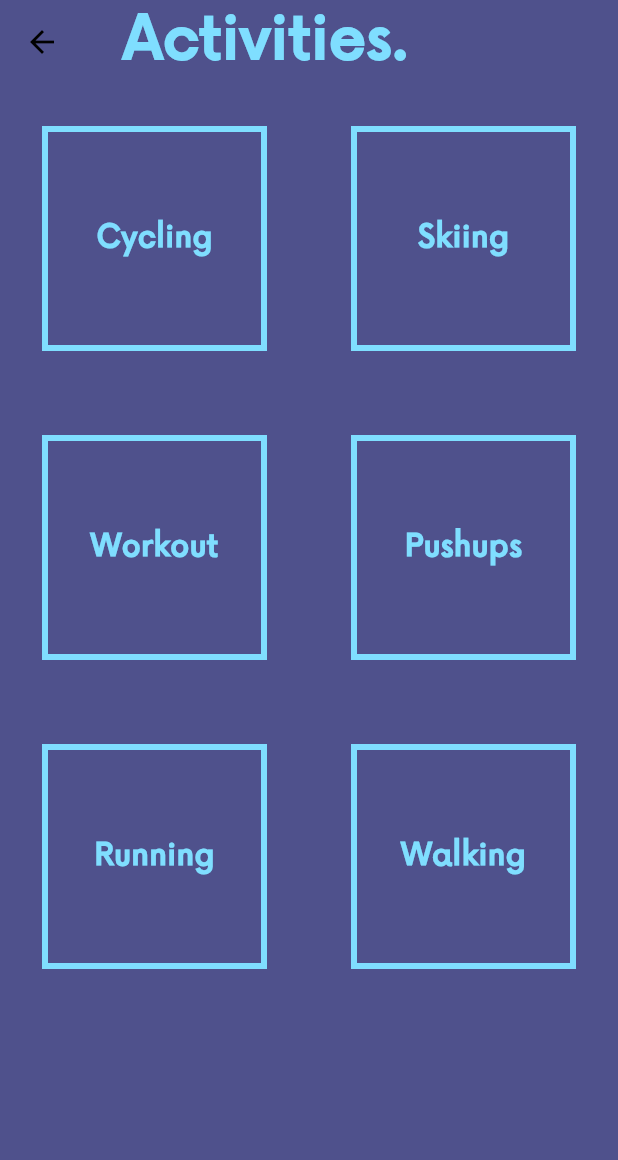
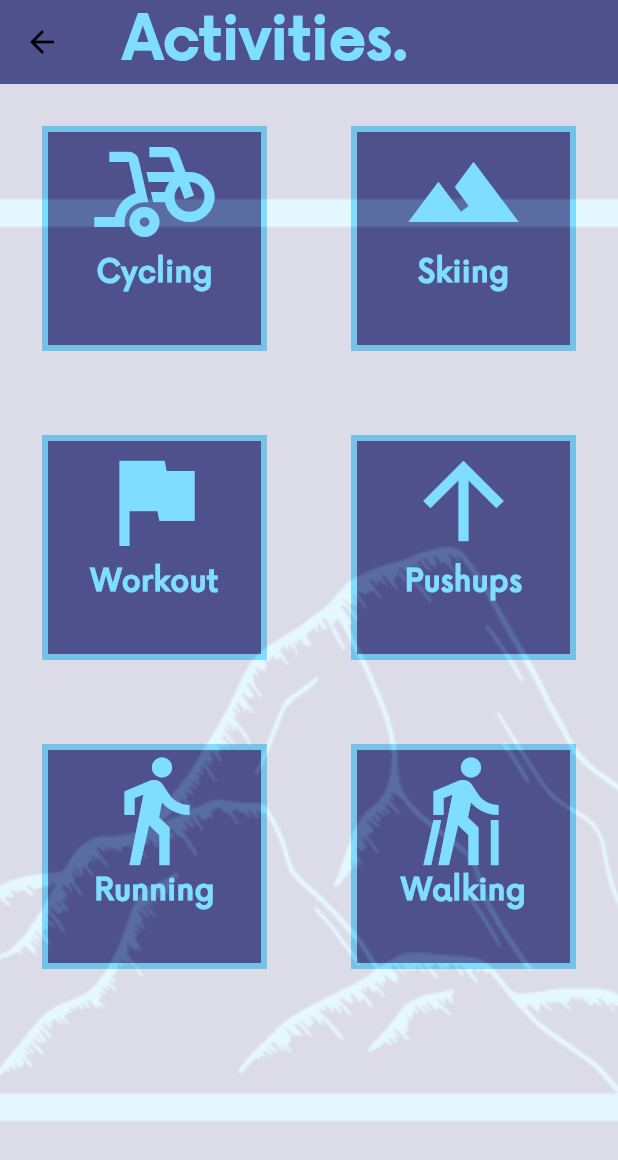
Before and after one commit to Jabrocki/HackYeah, a Flutter app: the ActivityPage screen opened directly, on a phone screen of 412 x 824 dp. Shown: the top 1160 px of the screen. Run offline on Flutter 3.47's test engine with Material 3 defaults, Android fonts, the phone set to English and light mode, and no system bars; our stand-ins replace flutter_dotenv; missing offline and left inert: dart:ffi, flutter_popup_card; network calls fail.

Commit message:
nazywam sie milion

```diff
--- a/lib/appState/mainAppState.dart
+++ b/lib/appState/mainAppState.dart
@@ -52,13 +52,13 @@ class MainAppState extends ChangeNotifier {
     },
     {
       "activity": "Skiing",
-      "unit": "km",
+      "unit": "kilometers",
       "icon": Icons.landscape,
       "desc": "The very art of balancing and engaging the core and key muscle groups during skiing and snowboarding makes the body more flexible."
     },
     {
       "activity": "Workout",
-      "unit": "h",
+      "unit": "hours",
       "icon": Icons.flag,
       "desc": "Regular physical activity can improve your muscle strength and boost your endurance."
     },
@@ -70,13 +70,13 @@ class MainAppState extends ChangeNotifier {
     },
     {
       "activity": "Running",
-      "unit": "km",
+      "unit": "kilometers",
       "icon": Icons.directions_walk,
       "desc": "Cardiovascular exercise can create new brain cells and improve overall brain performance."
     },
     {
       "activity": "Walking",
-      "unit": "km",
+      "unit": "kilometers",
       "icon": Icons.nordic_walking,
       "desc": "Walking is a great way to improve or maintain your overall health."
     }
@@ -125,6 +125,7 @@ class MainAppState extends ChangeNotifier {
   Timer? _timer; // Timer z biblioteki dart:async
   bool _isRunning = false; //sprawdzanie czy timer jest uruchomiony
   int _completedSessions = 0; // licznik sesji pomodoro
+  int _activityPopupIndex = 0; // Required for popup expressions
 
   String get currentState => states[_currentState];
   int get remainingTime => _remainingTime;
@@ -170,7 +171,7 @@ class MainAppState extends ChangeNotifier {
     else if (_isRunning || !isEveryBoxChecked()) {
       return;
     }
-    settedTime = seconds * 60;
+    settedTime = seconds;
     _remainingTime = settedTime;
     notifyListeners();
   }
--- a/lib/layouts/activityPage.dart
+++ b/lib/layouts/activityPage.dart
@@ -4,6 +4,7 @@ import 'package:flutter/material.dart';
 import 'package:provider/provider.dart';
 import '../appState/mainAppState.dart';
 import 'package:flutter_popup_card/flutter_popup_card.dart';
+import 'package:hackyeah/widgets/activityPopup.dart';
 
 class ActivityPage extends StatelessWidget {
   const ActivityPage({
@@ -17,8 +18,9 @@ class ActivityPage extends StatelessWidget {
     var mainAppState = context.watch<MainAppState>();
 
 
-    return Scaffold(
-        backgroundColor: Theme.of(context).colorScheme.surface,
+    return
+        Scaffold(
+        backgroundColor: Colors.white.withOpacity(0),
         appBar: AppBar(
           title: Padding(
 
@@ -31,7 +33,17 @@ class ActivityPage extends StatelessWidget {
                     )),
           ),
         ),
-        body: GridView.count(
+        body:
+        Container(
+        decoration: BoxDecoration(
+              image: DecorationImage(
+                image: AssetImage("img/logo_clear.png"),
+                fit: BoxFit.cover,
+                colorFilter: ColorFilter.mode(
+              Colors.white.withOpacity(0.2),
+                BlendMode.dstATop,),),),
+                child:
+          GridView.count(
           // Create a grid with 2 columns. If you change the scrollDirection to
           // horizontal, this produces 2 rows.
           crossAxisCount: 2,
@@ -45,18 +57,8 @@ class ActivityPage extends StatelessWidget {
                 showPopupCard(
                   context: context,
                   builder: (context) {
-                    return PopupCard(
-                    elevation: 8,
-                    child:Container(
-                      decoration: BoxDecoration(
-                      border: Border.all(color: Theme.of(context).colorScheme.primary, width: 4.0),
-                      color: Color.fromRGBO(79, 81, 140, 0.8),
-                    ),
-                    child: const Padding(
-                        padding: EdgeInsets.all(50),
-                        child: Text('This is a popup card'),
-                      ),
-                    )
+                    return (
+                      activityCard(indexHandler: index)
                     );
                   },
                   alignment: Alignment.center,
@@ -67,20 +69,29 @@ class ActivityPage extends StatelessWidget {
               child: Ink(height: 150, width: 150,
                 decoration: BoxDecoration(
                 border: Border.all(color: Theme.of(context).colorScheme.primary, width: 4.0),
-                color: Color.fromRGBO(79, 81, 140, 0.8),
+                color: Color.fromRGBO(79, 81, 140, 1),
               ),
-                 child:Center(child: Container(
+                 child:Center(child:
+                  Column(children:[
+                  Icon(
+                      mainAppState.activities[index]["icon"],
+                      color: Theme.of(context).colorScheme.primary,
+                      size: 80,
+                    ),
+                  Container(
                   child: Text(mainAppState.activities[index]["activity"], style: TextStyle(
                               color: Theme.of(context).colorScheme.primary,
                               fontWeight: FontWeight.bold,
                               fontSize: 20,
                             ),),
-                  ))
+                  ),
+                  ]),
                 ),
               )
-            );
+            ));
           }),
         ),
+        )
     );
   }
 }
--- a/lib/main.dart
+++ b/lib/main.dart
@@ -63,8 +63,8 @@ class AppPage extends StatelessWidget {
 
     var mainAppState = context.watch<MainAppState>();
 
-    return mainAppState.logIn
-    ? const MainPage()
-    : const LogInPage();
+    // return mainAppState.logIn
+    return MainPage();
+    // : const LogInPage();
   }
 }
--- a/pubspec.yaml
+++ b/pubspec.yaml
@@ -27,6 +27,9 @@ flutter:
   assets:
     - img/logo_big.png
     - img/logo_small.png
+    - img/logo_clear.png
+    - img/logo_calendar.png
+    - img/logo_social.png
     - .env
   fonts:
     - family: Now
```
Also changed, not shown: lib/layouts/logInPage.dart (+88 -88 lines), lib/layouts/workPage.dart (+27 -4 lines), lib/widgets/activityPopup.dart (+98 -0 lines), img/logo_calendar.png (added), img/logo_clear.png (added), img/logo_social.png (added).
